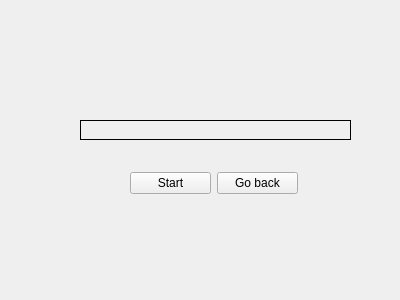
This is trainer.ui in philipscode/typingTrainer as Qt 5 draws it before an edit. The edited form follows.
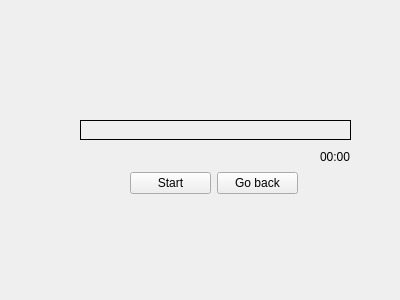
This is the edited form.

```diff
--- a/trainer.ui
+++ b/trainer.ui
@@ -58,6 +58,19 @@
     </item>
    </layout>
   </widget>
+  <widget class="QLabel" name="label_time">
+   <property name="geometry">
+    <rect>
+     <x>320</x>
+     <y>150</y>
+     <width>47</width>
+     <height>13</height>
+    </rect>
+   </property>
+   <property name="text">
+    <string>00:00</string>
+   </property>
+  </widget>
  </widget>
  <resources/>
  <connections/>
```
Left out of the diff: 6 changed lines with no effect on the pictures.
